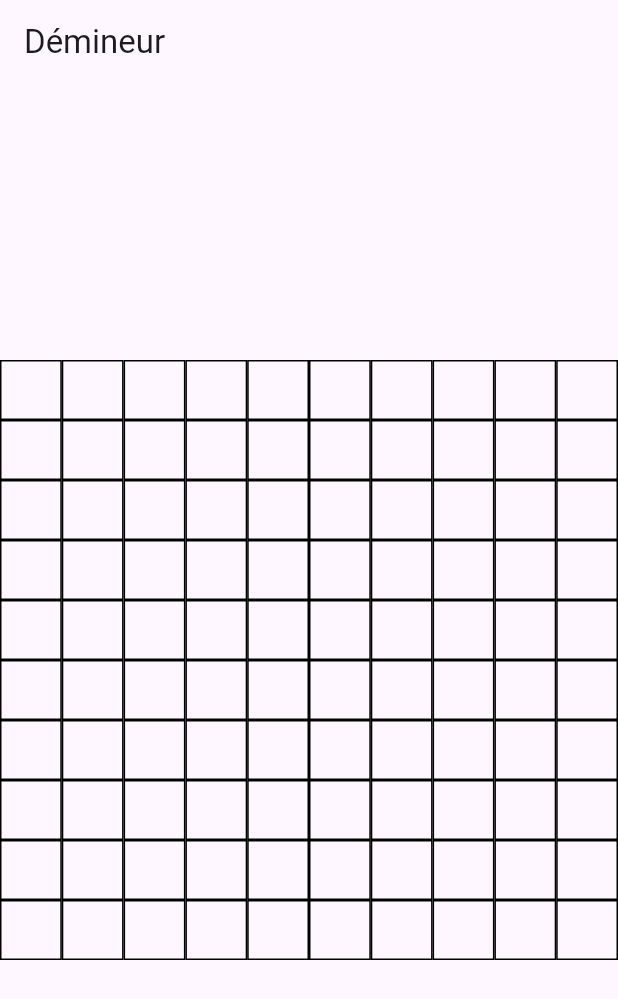
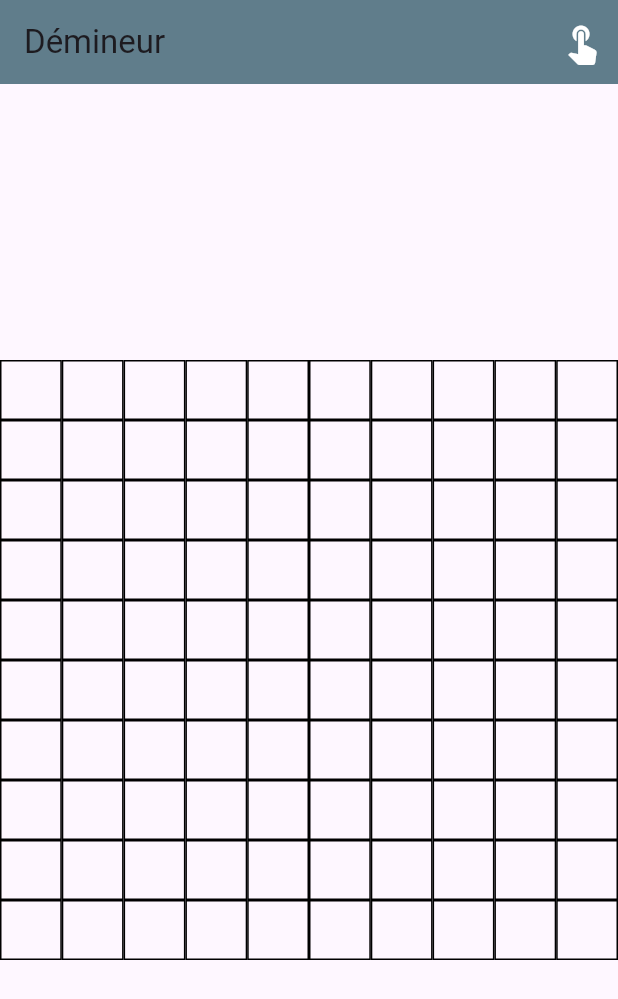
Before and after one commit to umzyy77/devapp, a Flutter app: the screen it shows after launch, on a phone screen of 412 x 824 dp. Shown: the top 999 px of the screen. Run offline on Flutter 3.47's test engine with Material 3 defaults, Android fonts, the phone set to English and light mode, and no system bars.

Commit message:
add button flag

```diff
--- a/lib/view/GameView.dart
+++ b/lib/view/GameView.dart
@@ -11,7 +11,21 @@ class GameView extends StatelessWidget {
     final gameViewModel = Provider.of<GameViewModel>(context);
 
     return Scaffold(
-      appBar: AppBar(title: const Text('Démineur')),
+      appBar: AppBar(
+        title: const Text('Démineur'),
+        backgroundColor: Colors.blueGrey, // Améliore la visibilité
+        actions: [
+          IconButton(
+            icon: Icon(
+              gameViewModel.isFlagMode ? Icons.flag : Icons.touch_app,
+              color: gameViewModel.isFlagMode ? Colors.yellow : Colors.white, // Rendre le bouton visible
+              size: 30, // Agrandir l'icône
+            ),
+            onPressed: () => gameViewModel.toggleFlagMode(),
+            tooltip: "Mode Drapeau", // Ajout d'une info-bulle
+          ),
+        ],
+      ),
       body: Center(
         child: Table(
           children: List.generate(
```
Also changed, not shown: lib/viewmodels/GameViewModel.dart (+12 -0 lines), lib/widgets/MapButton.dart (line endings or trailing spaces).
